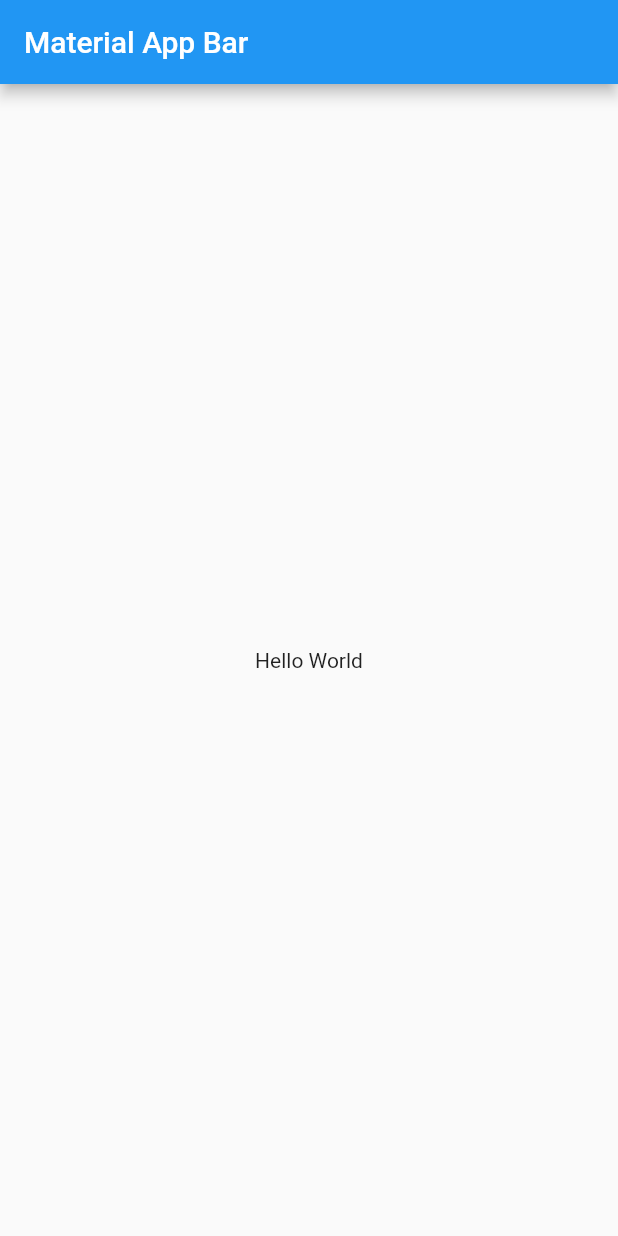
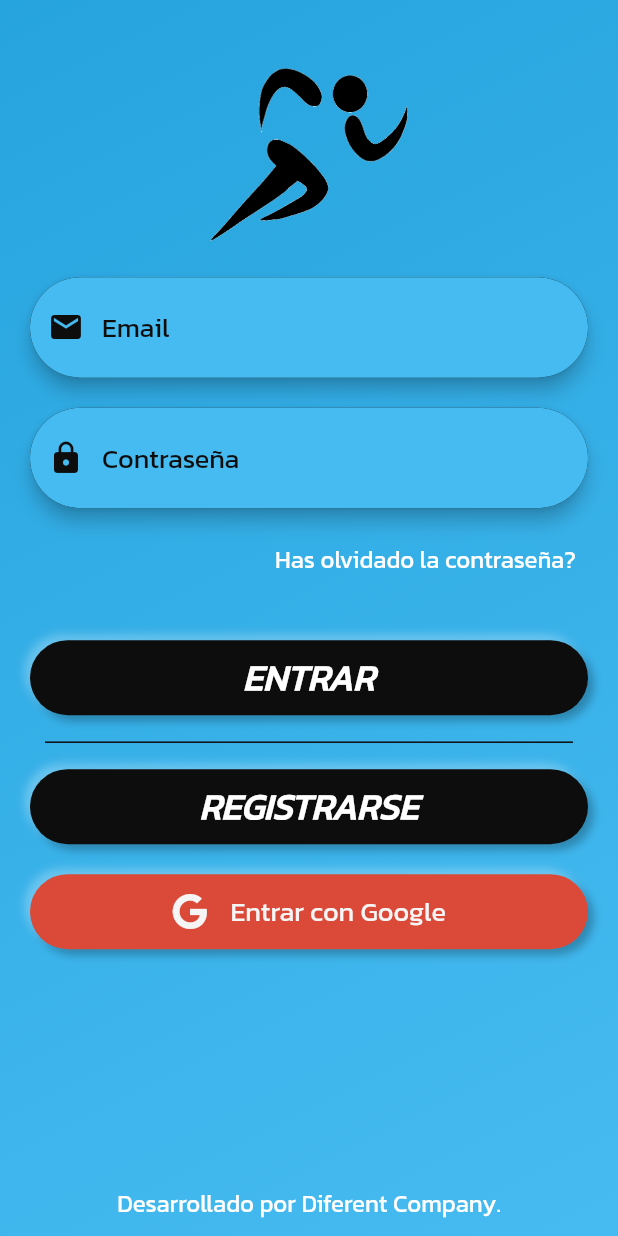
Before and after one commit to D1f3r3nt/Sporth, a Flutter app: the screen it shows after launch, on a phone screen of 412 x 824 dp. Run offline on Flutter 3.47's test engine with Material 2 defaults, Android fonts, the phone set to English and light mode, and no system bars; our stand-ins replace font_awesome_flutter.

Commit message:
SPOR-16: Add Login

```diff
--- a/lib/main.dart
+++ b/lib/main.dart
@@ -1,4 +1,5 @@
 import 'package:flutter/material.dart';
+import 'package:sporth/pages/login_page.dart';
 
 void main() => runApp(const MyApp());
 
@@ -8,15 +9,9 @@ class MyApp extends StatelessWidget {
   @override
   Widget build(BuildContext context) {
     return MaterialApp(
+      debugShowCheckedModeBanner: false,
       title: 'Material App',
-      home: Scaffold(
-        appBar: AppBar(
-          title: const Text('Material App Bar'),
-        ),
-        body: const Center(
-          child: Text('Hello World'),
-        ),
-      ),
+      home: LoginPage(),
     );
   }
 }
--- /dev/null
+++ b/lib/pages/login_page.dart
@@ -0,0 +1,103 @@
+import 'package:flutter/material.dart';
+import 'package:sporth/utils/color_utils.dart';
+import 'package:sporth/utils/effect_utils.dart';
+import 'package:sporth/utils/text_utils.dart';
+import 'package:sporth/widgets/button_google_input.dart';
+import 'package:sporth/widgets/button_input.dart';
+import 'package:sporth/widgets/form_input.dart';
+
+class LoginPage extends StatelessWidget {
+  const LoginPage({super.key});
+
+  @override
+  Widget build(BuildContext context) {
+    final Size size = MediaQuery.of(context).size;
+
+    return Scaffold(
+      resizeToAvoidBottomInset: false,
+      body: Container(
+        decoration: const BoxDecoration(
+          gradient: EffectUtils.linearBlues,
+        ),
+        width: double.infinity,
+        height: double.infinity,
+        child: SafeArea(
+          child: Column(
+            mainAxisAlignment: MainAxisAlignment.start,
+            children: [
+              const SizedBox(height: 20),
+              Image.asset(
+                'image/logo_transparente.png',
+                width: size.width * 0.4,
+                fit: BoxFit.contain,
+              ),
+              const FormInput(
+                icon: Icon(
+                  Icons.email,
+                  color: ColorsUtils.black,
+                ),
+                placeholder: 'Email',
+              ),
+              const SizedBox(height: 20),
+              const FormInput(
+                icon: Icon(
+                  Icons.lock,
+                  color: ColorsUtils.black,
+                ),
+                placeholder: 'Contraseña',
+              ),
+              const SizedBox(height: 10),
+              Padding(
+                padding: const EdgeInsets.symmetric(horizontal: 20.0),
+                child: Container(
+                  alignment: Alignment.centerRight,
+                  child: TextButton(
+                    child: const Text(
+                      'Has olvidado la contraseña?',
+                      style: TextUtils.kanit_16_white,
+                    ),
+                    onPressed: () {},
+                  ),
+                ),
+              ),
+              const SizedBox(height: 30),
+              Padding(
+                padding: const EdgeInsets.symmetric(horizontal: 20.0),
+                child: ButtonInput(
+                  text: 'ENTRAR',
+                  funcion: () {},
+                ),
+              ),
+              const SizedBox(height: 10),
+              const Divider(
+                color: ColorsUtils.black,
+                thickness: 1.0,
+                indent: 30.0,
+                endIndent: 30.0,
+              ),
+              const SizedBox(height: 10),
+              Padding(
+                padding: const EdgeInsets.symmetric(horizontal: 20.0),
+                child: ButtonInput(
+                  text: 'REGISTRARSE',
+                  funcion: () {},
+                ),
+              ),
+              const SizedBox(height: 20),
+              Padding(
+                padding: const EdgeInsets.symmetric(horizontal: 20.0),
+                child: ButtonGoogleInput(),
+              ),
+              const Expanded(child: SizedBox()),
+              Text(
+                'Desarrollado por Diferent Company.',
+                style: TextUtils.kanit_16_white,
+              ),
+              const SizedBox(height: 10.0),
+            ],
+          ),
+        ),
+      ),
+    );
+  }
+}
--- /dev/null
+++ b/lib/utils/color_utils.dart
@@ -0,0 +1,12 @@
+import 'package:flutter/animation.dart';
+import 'package:flutter/material.dart';
+
+class ColorsUtils {
+  static const Color creme = Color(0xFFD9DCD6);
+  static const Color white = Color(0xFFF5F5F5);
+  static const Color black = Color(0xFF0D0D0D);
+  static const Color blue = Color(0xFF26A4DE);
+  static const Color lightblue = Color(0xFF46BBF1);
+  static const Color grey = Color(0xFFADADAC);
+  static const Color red_google = Color(0xFFDB4A39);
+}
--- /dev/null
+++ b/lib/utils/effect_utils.dart
@@ -0,0 +1,26 @@
+import 'package:flutter/material.dart';
+import 'package:sporth/utils/utils.dart';
+
+class EffectUtils {
+  static final List<BoxShadow> dropShadow = [
+    BoxShadow(
+      color: Colors.black.withOpacity(0.25),
+      blurRadius: 4.0,
+      offset: const Offset(4, 4),
+    ),
+    BoxShadow(
+      color: Colors.white.withOpacity(0.25),
+      blurRadius: 4.0,
+      offset: const Offset(-4, -4),
+    ),
+  ];
+
+  static const LinearGradient linearBlues = LinearGradient(
+    colors: [
+      ColorsUtils.blue,
+      ColorsUtils.lightblue,
+    ],
+    begin: Alignment.topLeft,
+    end: Alignment.bottomRight,
+  );
+}
--- /dev/null
+++ b/lib/utils/text_utils.dart
@@ -0,0 +1,36 @@
+import 'package:flutter/material.dart';
+import 'package:sporth/utils/utils.dart';
+
+class TextUtils {
+  static const TextStyle kanit_18_black = TextStyle(
+    fontFamily: 'Kanit',
+    fontSize: 18.0,
+    color: ColorsUtils.black,
+  );
+
+  static const TextStyle kanit_18_whtie = TextStyle(
+    fontFamily: 'Kanit',
+    fontSize: 18.0,
+    color: ColorsUtils.white,
+  );
+
+  static const TextStyle kanitItalic_24_white = TextStyle(
+    fontFamily: 'Kanit',
+    fontSize: 24.0,
+    fontStyle: FontStyle.italic,
+    fontWeight: FontWeight.bold,
+    color: Colors.white,
+  );
+
+  static const TextStyle kanit_16_white = TextStyle(
+    fontFamily: 'Kanit',
+    fontSize: 16.0,
+    color: Colors.white,
+  );
+
+  static const TextStyle kanitBold_18 = TextStyle(
+    fontFamily: 'Kanit',
+    fontSize: 18.0,
+    fontWeight: FontWeight.w500,
+  );
+}
--- /dev/null
+++ b/lib/utils/utils.dart
@@ -0,0 +1,3 @@
+export 'color_utils.dart';
+export 'effect_utils.dart';
+export 'text_utils.dart';
--- /dev/null
+++ b/lib/widgets/button_google_input.dart
@@ -0,0 +1,36 @@
+import 'package:flutter/material.dart';
+import 'package:font_awesome_flutter/font_awesome_flutter.dart';
+import 'package:sporth/utils/utils.dart';
+
+class ButtonGoogleInput extends StatelessWidget {
+  const ButtonGoogleInput({super.key});
+
+  @override
+  Widget build(BuildContext context) {
+    return GestureDetector(
+      onTap: () {},
+      child: Container(
+        decoration: BoxDecoration(
+          color: ColorsUtils.red_google,
+          boxShadow: EffectUtils.dropShadow,
+          borderRadius: BorderRadius.circular(25.0),
+        ),
+        height: 50.0,
+        child: Row(
+          mainAxisAlignment: MainAxisAlignment.center,
+          children: const [
+            Icon(
+              FontAwesomeIcons.google,
+              color: ColorsUtils.white,
+            ),
+            SizedBox(width: 15.0),
+            Text(
+              "Entrar con Google",
+              style: TextUtils.kanit_18_whtie,
+            ),
+          ],
+        ),
+      ),
+    );
+  }
+}
--- /dev/null
+++ b/lib/widgets/button_input.dart
@@ -0,0 +1,33 @@
+import 'package:flutter/material.dart';
+import 'package:sporth/utils/utils.dart';
+
+class ButtonInput extends StatelessWidget {
+  final String text;
+  final Function()? funcion;
+
+  ButtonInput({
+    required this.text,
+    required this.funcion,
+  });
+
+  @override
+  Widget build(BuildContext context) {
+    return GestureDetector(
+      onTap: funcion,
+      child: Container(
+        decoration: BoxDecoration(
+          color: ColorsUtils.black,
+          boxShadow: EffectUtils.dropShadow,
+          borderRadius: BorderRadius.circular(25.0),
+        ),
+        height: 50.0,
+        child: Center(
+          child: Text(
+            text,
+            style: TextUtils.kanitItalic_24_white,
+          ),
+        ),
+      ),
+    );
+  }
+}
--- /dev/null
+++ b/lib/widgets/form_input.dart
@@ -0,0 +1,47 @@
+import 'package:flutter/material.dart';
+import 'package:sporth/utils/color_utils.dart';
+import 'package:sporth/utils/text_utils.dart';
+
+class FormInput extends StatelessWidget {
+  final Form? form;
+  final Icon icon;
+  final String placeholder;
+
+  const FormInput({
+    super.key,
+    this.form,
+    required this.icon,
+    required this.placeholder,
+  });
+
+  @override
+  Widget build(BuildContext context) {
+    final Size size = MediaQuery.of(context).size;
+
+    return Padding(
+      padding: const EdgeInsets.symmetric(horizontal: 20.0),
+      child: PhysicalModel(
+        elevation: 5.0,
+        color: ColorsUtils.black,
+        borderRadius: BorderRadius.circular(50.0),
+        child: TextFormField(
+          validator: (value) => (value == null || value.isEmpty)
+              ? 'Introduzca: $placeholder'
+              : null,
+          decoration: InputDecoration(
+            border: OutlineInputBorder(
+              borderRadius: BorderRadius.circular(60.0),
+              borderSide: BorderSide.none,
+            ),
+            prefixIcon: icon,
+            prefixIconColor: ColorsUtils.black,
+            hintText: placeholder,
+            hintStyle: TextUtils.kanit_18_black,
+            fillColor: ColorsUtils.lightblue,
+            filled: true,
+          ),
+        ),
+      ),
+    );
+  }
+}
```
Also changed, not shown: pubspec.yaml (+10 -64 lines), font/Kanit-Regular.ttf (added), image/logo_transparente.png (added), pubspec.lock.
